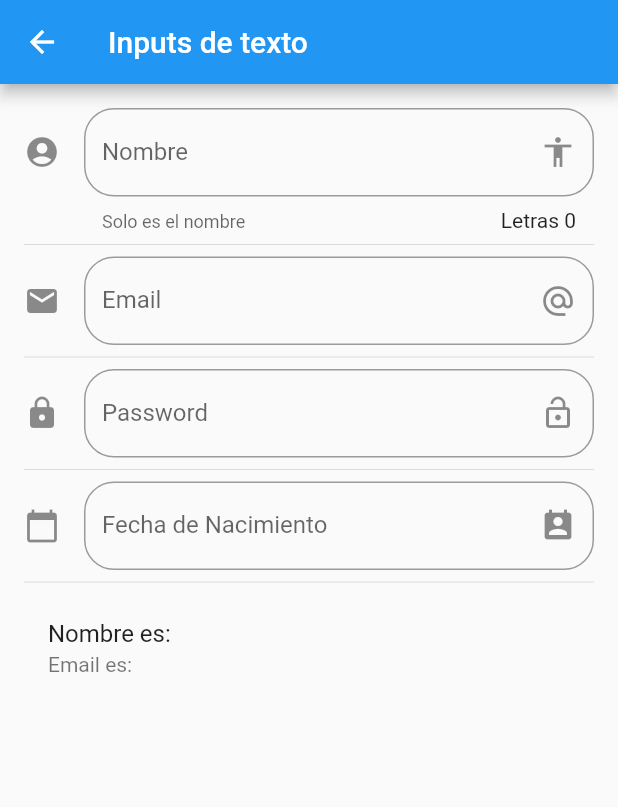
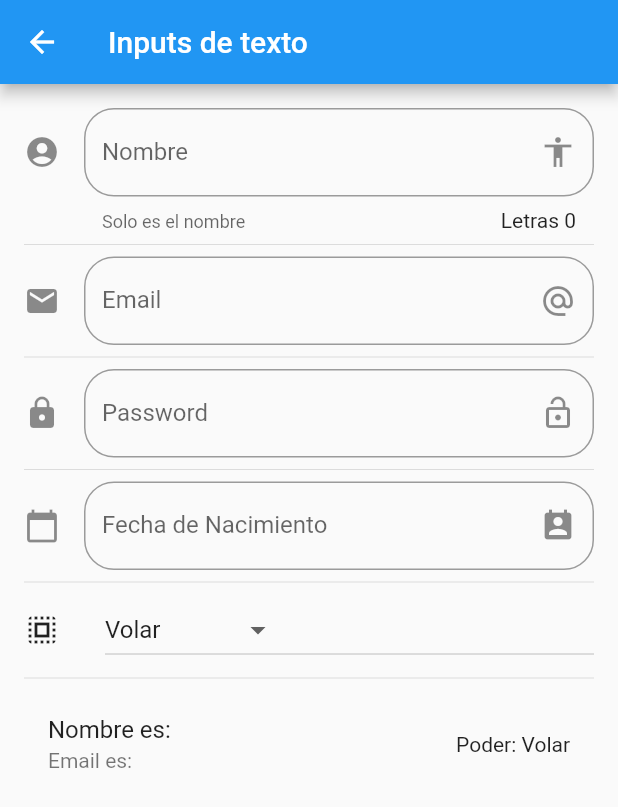
Before and after one commit to Oscar-Espana/Flutter---Componentes, a Flutter app: the InputPage screen opened by its route, on a phone screen of 412 x 824 dp. Shown: the top 807 px of the screen. Run offline on Flutter 3.47's test engine with Material 2 defaults, Android fonts, the phone set to English and light mode, and no system bars.

Commit message:
Dropdown y DropdownMenuItem

```diff
--- a/lib/src/pages/input_page.dart
+++ b/lib/src/pages/input_page.dart
@@ -9,6 +9,9 @@
   String _nombre = "";
   String _email = "";
   String _fecha = "";
+
+  List<String> _poderes = ['Volar', 'Rayos X', 'Super fuerza'];
+  String _opcionSeleccionada = 'Volar';
 
   TextEditingController _inputFiedlDateController = new TextEditingController();
 
@@ -28,6 +31,8 @@
           _crearPassword(),
           Divider(),
           _crearFecha(context),
+          Divider(),
+          _crearDropdown(),
           Divider(),
           _crearPersona(),
         ],
@@ -74,6 +79,7 @@
     return ListTile(
       title: Text('Nombre es: $_nombre'),
       subtitle: Text('Email es: $_email'),
+      trailing: Text('Poder: $_opcionSeleccionada'),
     );
   }
 
@@ -101,7 +107,7 @@
         suffixIcon: Icon(Icons.perm_contact_calendar),
         icon: Icon(Icons.calendar_today),
       ),
-      onTap: (){
+      onTap: () {
         FocusScope.of(context).requestFocus(new FocusNode());
         _selectDate(context);
       },
@@ -114,14 +120,46 @@
       initialDate: new DateTime.now(),
       firstDate: new DateTime(2020),
       lastDate: new DateTime(2025),
-      locale: Locale('es','ES'),
+      locale: Locale('es', 'ES'),
     );
 
-    if( picked !=null){
+    if (picked != null) {
       setState(() {
-        _fecha=picked.toString();
-        _inputFiedlDateController.text=_fecha;
+        _fecha = picked.toString();
+        _inputFiedlDateController.text = _fecha;
       });
     }
   }
+
+  List<DropdownMenuItem<String>> getOpcionesDropdown() {
+    List<DropdownMenuItem<String>> lista = [];
+    _poderes.forEach((poder) {
+      lista.add(DropdownMenuItem(
+        value: poder,
+        child: Text(poder),
+      ));
+    });
+
+    return lista;
+  }
+
+  Widget _crearDropdown() {
+    return Row(
+      children: [
+        Icon(Icons.select_all),
+        SizedBox(width: 30.0,),
+        Expanded(
+          child: DropdownButton(
+            value: _opcionSeleccionada,
+            items: getOpcionesDropdown(),
+            onChanged: (opt) {
+              setState(() {
+                _opcionSeleccionada = opt.toString();
+              });
+            },
+          ),
+        )
+      ],
+    );
+  }
 }
```
